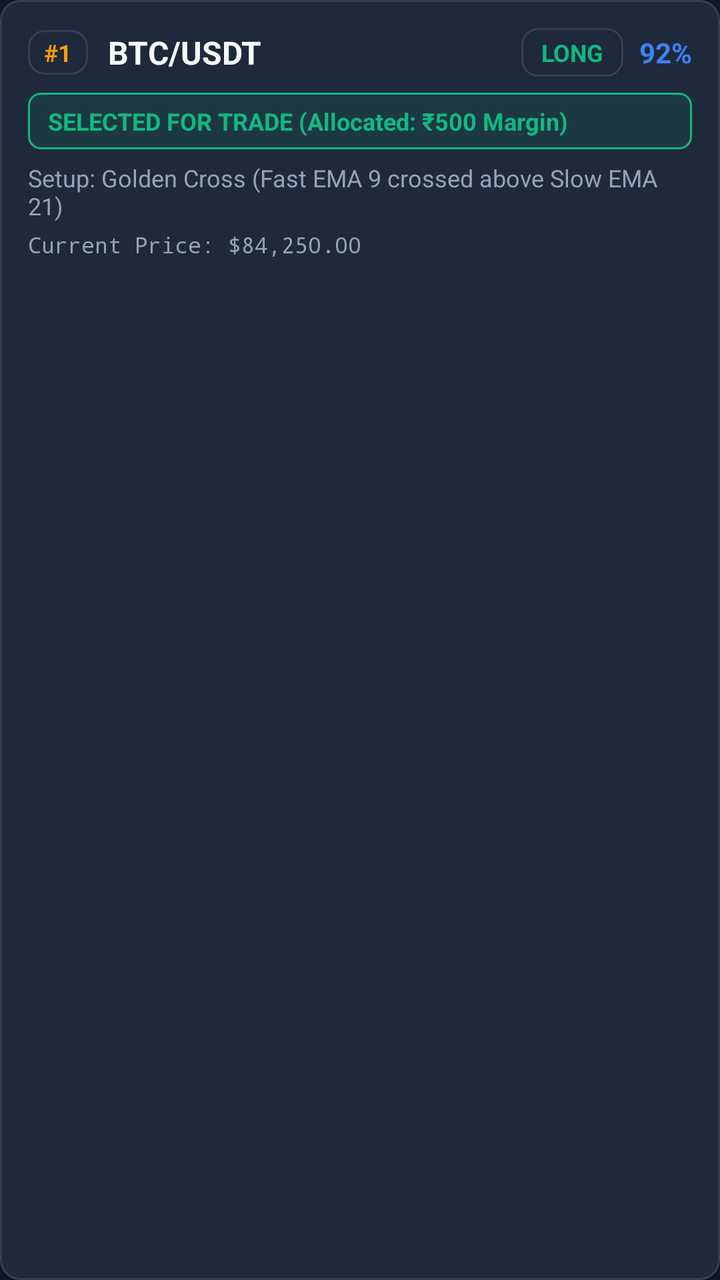
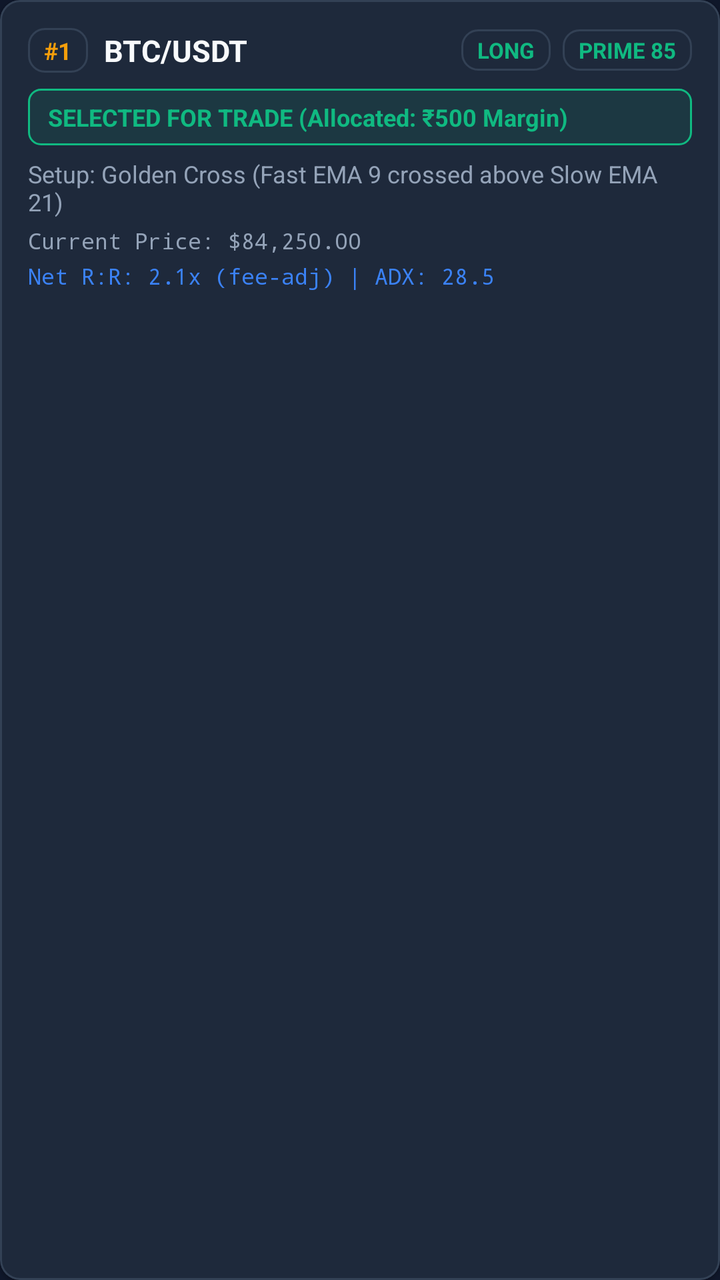

An Android layout rendered at two revisions. The XML below is the earlier revision; the diff shows what the commit changed to produce the second picture.
<!-- AndroidManifest.xml: application theme Theme.TradingBot -->
<!-- res/layout/item_ranked_opportunity.xml -->
<?xml version="1.0" encoding="utf-8"?>
<com.google.android.material.card.MaterialCardView xmlns:android="http://schemas.android.com/apk/res/android"
    xmlns:app="http://schemas.android.com/apk/res-auto"
    android:id="@+id/cardOpportunity"
    android:layout_width="match_parent"
    android:layout_height="wrap_content"
    android:layout_marginBottom="10dp"
    app:cardBackgroundColor="@color/surface"
    app:cardCornerRadius="10dp"
    app:cardElevation="1dp"
    app:strokeColor="@color/border_subtle"
    app:strokeWidth="1dp">

    <LinearLayout
        android:layout_width="match_parent"
        android:layout_height="wrap_content"
        android:orientation="vertical"
        android:padding="14dp">

        
        <LinearLayout
            android:layout_width="match_parent"
            android:layout_height="wrap_content"
            android:orientation="horizontal"
            android:gravity="center_vertical">

            <TextView
                android:id="@+id/tvRankBadge"
                android:layout_width="wrap_content"
                android:layout_height="wrap_content"
                android:background="@drawable/badge_background"
                android:paddingStart="8dp"
                android:paddingTop="3dp"
                android:paddingEnd="8dp"
                android:paddingBottom="3dp"
                android:text="#1"
                android:textColor="@color/accent_amber"
                android:textSize="12sp"
                android:textStyle="bold" />

            <TextView
                android:id="@+id/tvAssetSymbol"
                android:layout_width="0dp"
                android:layout_height="wrap_content"
                android:layout_weight="1"
                android:layout_marginStart="10dp"
                android:text="BTC/USDT"
                android:textColor="@color/text_primary"
                android:textSize="16sp"
                android:textStyle="bold" />

            <TextView
                android:id="@+id/tvActionBadge"
                android:layout_width="wrap_content"
                android:layout_height="wrap_content"
                android:background="@drawable/badge_background"
                android:paddingStart="10dp"
                android:paddingTop="4dp"
                android:paddingEnd="10dp"
                android:paddingBottom="4dp"
                android:text="LONG"
                android:textColor="@color/accent_green"
                android:textSize="12sp"
                android:textStyle="bold" />

            <TextView
                android:id="@+id/tvConfidenceScore"
                android:layout_width="wrap_content"
                android:layout_height="wrap_content"
                android:layout_marginStart="8dp"
                android:text="92%"
                android:textColor="@color/accent_blue"
                android:textSize="14sp"
                android:textStyle="bold" />
        </LinearLayout>

        
        <TextView
            android:id="@+id/tvAllocationStatus"
            android:layout_width="match_parent"
            android:layout_height="wrap_content"
            android:layout_marginTop="8dp"
            android:background="@drawable/badge_funded"
            android:paddingStart="10dp"
            android:paddingTop="6dp"
            android:paddingEnd="10dp"
            android:paddingBottom="6dp"
            android:text="SELECTED FOR TRADE (Allocated: ₹500 Margin)"
            android:textColor="@color/accent_green"
            android:textSize="12sp"
            android:textStyle="bold" />

        
        <TextView
            android:id="@+id/tvOpportunityReason"
            android:layout_width="match_parent"
            android:layout_height="wrap_content"
            android:layout_marginTop="6dp"
            android:text="Setup: Golden Cross (Fast EMA 9 crossed above Slow EMA 21)"
            android:textColor="@color/text_secondary"
            android:textSize="12sp" />

        <TextView
            android:id="@+id/tvPriceInfo"
            android:layout_width="match_parent"
            android:layout_height="wrap_content"
            android:layout_marginTop="4dp"
            android:text="Current Price: $84,250.00"
            android:textColor="@color/text_secondary"
            android:textSize="11sp"
            android:fontFamily="monospace" />

    </LinearLayout>
</com.google.android.material.card.MaterialCardView>
<!-- resources referenced by this layout -->
<resources>
  <color name="accent_amber">#F59E0B</color>
  <color name="accent_blue">#3B82F6</color>
  <color name="accent_green">#10B981</color>
  <color name="border_subtle">#334155</color>
  <color name="surface">#1E293B</color>
  <color name="text_primary">#F8FAFC</color>
  <color name="text_secondary">#94A3B8</color>
  <!-- drawable badge_background (drawable) -->
  <?xml version="1.0" encoding="utf-8"?>
  <shape xmlns:android="http://schemas.android.com/apk/res/android"
      android:shape="rectangle">
      <solid android:color="@color/primary_variant" />
      <corners android:radius="8dp" />
      <stroke android:width="1dp" android:color="#334155" />
  </shape>
  <!-- drawable badge_funded (drawable) -->
  <?xml version="1.0" encoding="utf-8"?>
  <shape xmlns:android="http://schemas.android.com/apk/res/android"
      android:shape="rectangle">
      <solid android:color="#1A10B981" />
      <corners android:radius="6dp" />
      <stroke android:width="1dp" android:color="@color/accent_green" />
  </shape>
  <style name="Theme.TradingBot" parent="Theme.MaterialComponents.DayNight.NoActionBar">
          <item name="colorPrimary">@color/primary</item>
          <item name="colorPrimaryVariant">@color/primary_variant</item>
          <item name="colorOnPrimary">@color/text_primary</item>
          <item name="android:windowBackground">@color/background</item>
          <item name="android:statusBarColor">@color/background</item>
      </style>
  <color name="primary_variant">#1E293B</color>
  <color name="primary">#0F172A</color>
  <color name="background">#0F172A</color>
</resources>

<!-- the commit's change to res/layout/item_ranked_opportunity.xml (unified diff, before → after) -->
@@ -43,10 +43,10 @@
                 android:layout_width="0dp"
                 android:layout_height="wrap_content"
                 android:layout_weight="1"
-                android:layout_marginStart="10dp"
+                android:layout_marginStart="8dp"
                 android:text="BTC/USDT"
                 android:textColor="@color/text_primary"
-                android:textSize="16sp"
+                android:textSize="15sp"
                 android:textStyle="bold" />
 
             <TextView
@@ -54,23 +54,28 @@
                 android:layout_width="wrap_content"
                 android:layout_height="wrap_content"
                 android:background="@drawable/badge_background"
-                android:paddingStart="10dp"
-                android:paddingTop="4dp"
-                android:paddingEnd="10dp"
-                android:paddingBottom="4dp"
+                android:paddingStart="8dp"
+                android:paddingTop="3dp"
+                android:paddingEnd="8dp"
+                android:paddingBottom="3dp"
                 android:text="LONG"
                 android:textColor="@color/accent_green"
-                android:textSize="12sp"
+                android:textSize="11sp"
                 android:textStyle="bold" />
 
             <TextView
-                android:id="@+id/tvConfidenceScore"
+                android:id="@+id/tvQualityBadge"
                 android:layout_width="wrap_content"
                 android:layout_height="wrap_content"
-                android:layout_marginStart="8dp"
-                android:text="92%"
-                android:textColor="@color/accent_blue"
-                android:textSize="14sp"
+                android:layout_marginStart="6dp"
+                android:background="@drawable/badge_background"
+                android:paddingStart="8dp"
+                android:paddingTop="3dp"
+                android:paddingEnd="8dp"
+                android:paddingBottom="3dp"
+                android:text="PRIME 85"
+                android:textColor="@color/accent_green"
+                android:textSize="11sp"
                 android:textStyle="bold" />
         </LinearLayout>
 
@@ -110,5 +115,15 @@
             android:textSize="11sp"
             android:fontFamily="monospace" />
 
+        <TextView
+            android:id="@+id/tvMetricsInfo"
+            android:layout_width="match_parent"
+            android:layout_height="wrap_content"
+            android:layout_marginTop="3dp"
+            android:text="Net R:R: 2.1x (fee-adj) | ADX: 28.5"
+            android:textColor="@color/accent_blue"
+            android:textSize="11sp"
+            android:fontFamily="monospace" />
+
     </LinearLayout>
 </com.google.android.material.card.MaterialCardView>
